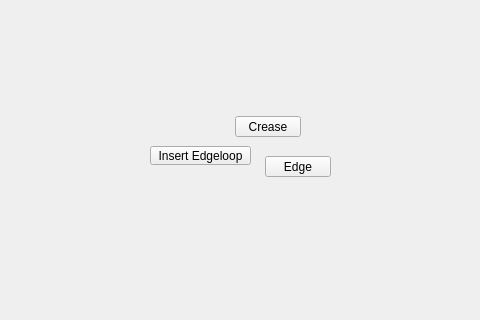
Old version of the form tentacle/ui/polygons#edge#submenu.ui in the repository m3trik/tentacle; both pictures show x 0 to 480 and y 134 to 454 of the 600 by 600 pixel window.
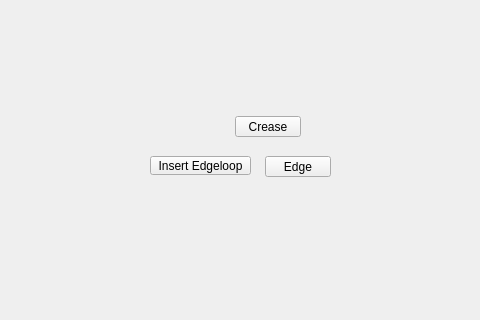
New version of the form. Custom widgets are drawn as their Qt base class.

The edit to the form file:
```diff
--- a/tentacle/ui/polygons#edge#submenu.ui
+++ b/tentacle/ui/polygons#edge#submenu.ui
@@ -60,7 +60,7 @@
     <property name="geometry">
      <rect>
       <x>150</x>
-      <y>280</y>
+      <y>290</y>
       <width>101</width>
       <height>19</height>
      </rect>
```
Left out of the diff: 16 changed lines with no effect on the pictures.
